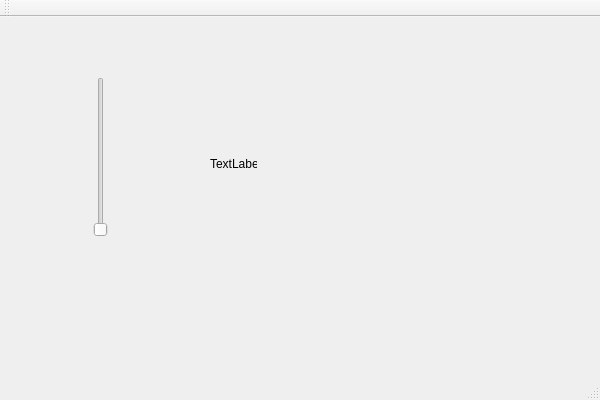
LopesDamien/Moduletest, file ModuleTestSliderArduino/ModuleTestSliderArduino/ModuleTestSliderArduino.ui: the form before one commit.
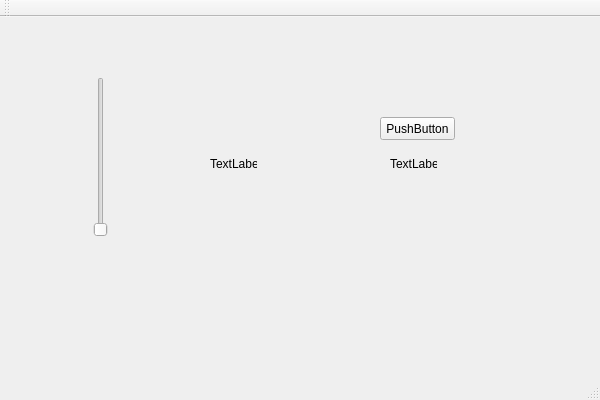
The form after the commit.

Commit message: rajout bouton pour confirmer

Diff of the .ui file:
```diff
--- a/ModuleTestSliderArduino/ModuleTestSliderArduino/ModuleTestSliderArduino.ui
+++ b/ModuleTestSliderArduino/ModuleTestSliderArduino/ModuleTestSliderArduino.ui
@@ -46,6 +46,32 @@
      <string>TextLabel</string>
     </property>
    </widget>
+   <widget class="QLabel" name="confboutonLabel">
+    <property name="geometry">
+     <rect>
+      <x>390</x>
+      <y>140</y>
+      <width>47</width>
+      <height>13</height>
+     </rect>
+    </property>
+    <property name="text">
+     <string>TextLabel</string>
+    </property>
+   </widget>
+   <widget class="QPushButton" name="pushButton">
+    <property name="geometry">
+     <rect>
+      <x>380</x>
+      <y>100</y>
+      <width>75</width>
+      <height>23</height>
+     </rect>
+    </property>
+    <property name="text">
+     <string>PushButton</string>
+    </property>
+   </widget>
   </widget>
   <widget class="QMenuBar" name="menuBar">
    <property name="geometry">
```
The commit also changes 4 other files.
